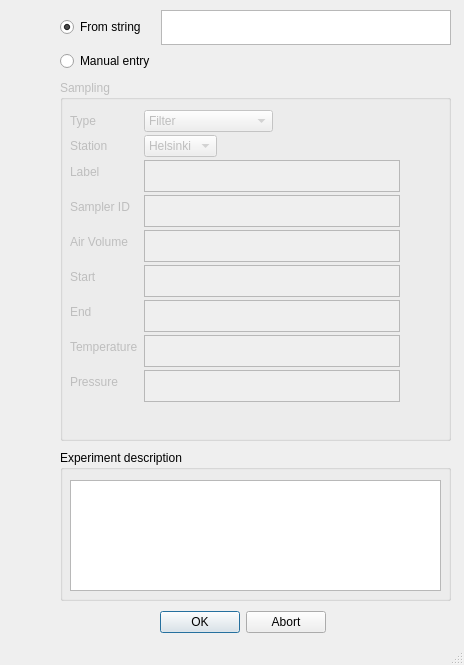
The window that src/gui/experiment_metadata.ui (gfogwill/FrESH) describes before a commit, drawn with Qt 5.
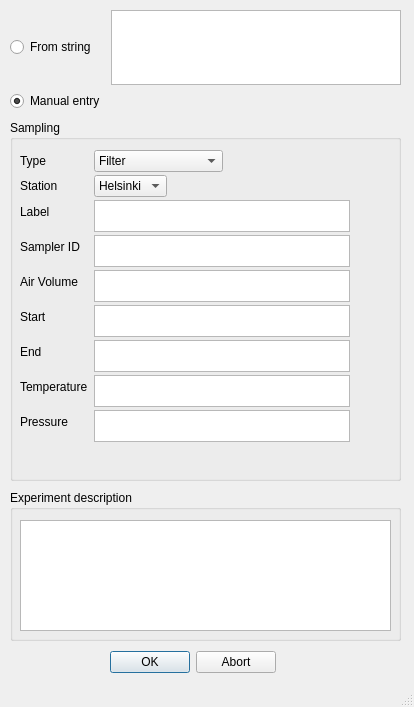
The same window after the commit.

Commit message: style: default values for gui

The edit to the form file:
```diff
--- a/src/gui/experiment_metadata.ui
+++ b/src/gui/experiment_metadata.ui
@@ -6,8 +6,8 @@
    <rect>
     <x>0</x>
     <y>0</y>
-    <width>464</width>
-    <height>665</height>
+    <width>414</width>
+    <height>707</height>
    </rect>
   </property>
   <property name="windowTitle">
@@ -16,12 +16,12 @@
   <widget class="QWidget" name="centralwidget">
    <widget class="QGroupBox" name="groupBox">
     <property name="enabled">
-     <bool>false</bool>
+     <bool>true</bool>
     </property>
     <property name="geometry">
      <rect>
-      <x>60</x>
-      <y>80</y>
+      <x>10</x>
+      <y>120</y>
       <width>391</width>
       <height>361</height>
      </rect>
@@ -273,8 +273,8 @@
    <widget class="QDialogButtonBox" name="ConfirmbuttonBox">
     <property name="geometry">
      <rect>
-      <x>160</x>
-      <y>610</y>
+      <x>110</x>
+      <y>650</y>
       <width>166</width>
       <height>25</height>
      </rect>
@@ -286,10 +286,10 @@
    <widget class="QWidget" name="gridLayoutWidget">
     <property name="geometry">
      <rect>
-      <x>60</x>
+      <x>10</x>
       <y>10</y>
       <width>391</width>
-      <height>61</height>
+      <height>101</height>
      </rect>
     </property>
     <layout class="QGridLayout" name="gridLayout">
@@ -311,15 +311,21 @@
        <property name="text">
         <string>Manual entry</string>
        </property>
+       <property name="checked">
+        <bool>true</bool>
+       </property>
       </widget>
      </item>
      <item row="0" column="0">
       <widget class="QRadioButton" name="radioButton">
+       <property name="enabled">
+        <bool>true</bool>
+       </property>
        <property name="text">
         <string>From string</string>
        </property>
        <property name="checked">
-        <bool>true</bool>
+        <bool>false</bool>
        </property>
       </widget>
      </item>
@@ -331,8 +337,8 @@
    <widget class="QGroupBox" name="groupBox_2">
     <property name="geometry">
      <rect>
-      <x>60</x>
-      <y>450</y>
+      <x>10</x>
+      <y>490</y>
       <width>391</width>
       <height>151</height>
      </rect>
```
The commit also changes 1 other file.
